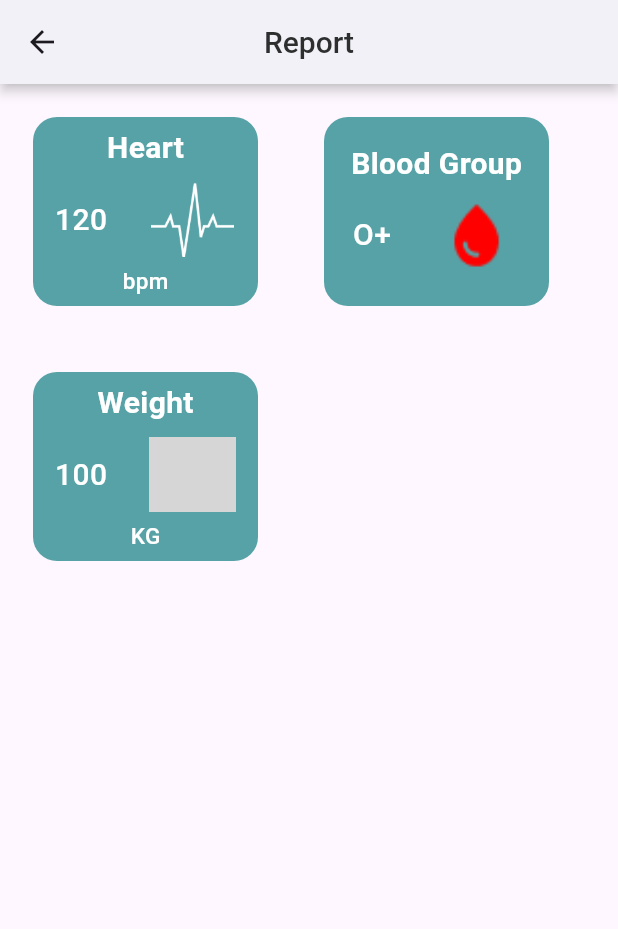
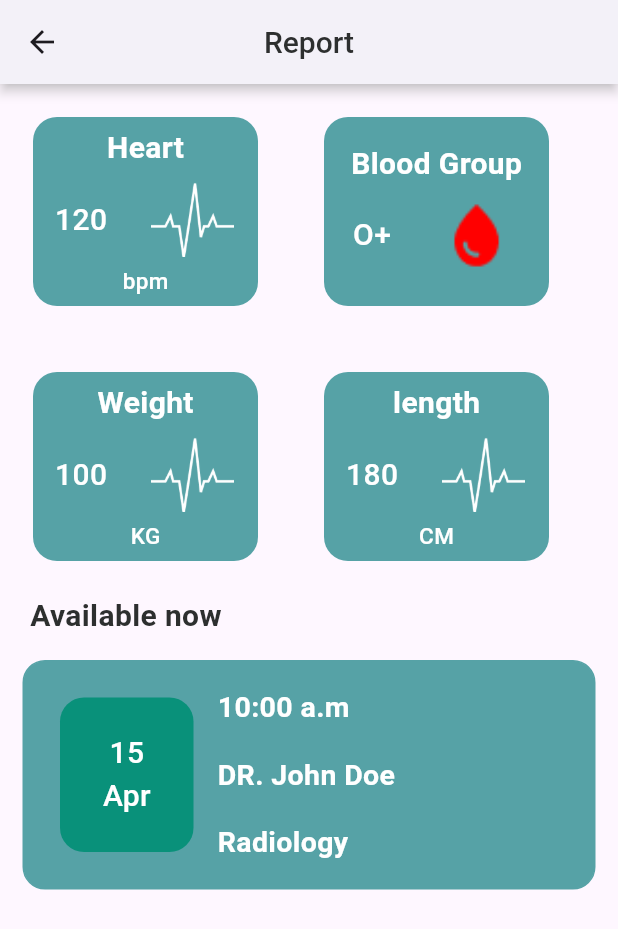
Before and after one commit to Rostomgh/MediDose-App, a Flutter app: the RaportP screen opened by its route, on a phone screen of 412 x 824 dp. Shown: the top 929 px of the screen. Run offline on Flutter 3.47's test engine with Material 3 defaults, Android fonts, the phone set to English and light mode, and no system bars; our stand-ins replace animated_splash_screen, bloc, eva_icons_flutter, flutter_bloc, flutter_svg, google_maps_flutter and 2 more; grey boxes are pictures that could not be loaded.

Commit message:
add card of appointment,last commit in raport screen

```diff
--- a/lib/core/Theme/AppColor.dart
+++ b/lib/core/Theme/AppColor.dart
@@ -7,5 +7,7 @@ class AppColors {
   static const secondry=Color(0xff56A2A6);
   static const black = Color(0xff2D2F2F);
   static const textcolor=Color(0xff2D2F2F);
+  static const date=Color.fromARGB(255, 9, 145, 122);
+
 
 }
--- a/lib/core/Theme/SizeBoxApp.dart
+++ b/lib/core/Theme/SizeBoxApp.dart
@@ -12,4 +12,5 @@ class AppSizes {
   static const double sizeprof = 4;
   static const double sizebsheet = 35;
   static const double sizewrap = 10;
+  static const double sizecard = 18;
 }
--- /dev/null
+++ b/lib/core/Widgets/CustomCardDate.dart
@@ -0,0 +1,83 @@
+import 'package:flutter/material.dart';
+import 'package:responsive_grid/responsive_grid.dart';
+import 'package:medi_dos_app/core/Theme/AppColor.dart';
+import 'package:medi_dos_app/core/Theme/SizeBoxApp.dart';
+import 'package:medi_dos_app/core/Widgets/CustomDate.dart';
+
+class CustomCardDate extends StatelessWidget {
+  final String drname;
+  final String time;
+  final String spc;
+
+  const CustomCardDate({
+    Key? key,
+    required this.time,
+    required this.drname,
+    required this.spc,
+  }) : super(key: key);
+
+  @override
+  Widget build(BuildContext context) {
+    return Padding(
+      padding: const EdgeInsets.all(15.0),
+      child: ResponsiveGridRow(
+        children: [
+          ResponsiveGridCol(
+            xs: 12,
+            child: Container(
+              padding: const EdgeInsets.all(16.0),
+              decoration: BoxDecoration(
+                borderRadius: BorderRadius.circular(15),
+                border: Border.all(color: AppColors.secondry),
+                color: AppColors.secondry,
+              ),
+              height: 153,
+              width: 350,
+              child: Row(
+                children: [
+                  const Padding(
+                    padding: EdgeInsets.all(8.0),
+                    child: CustomDate(date: '15', mounth: 'Apr'),
+                  ),
+                  const SizedBox(width: 8.0), // Adjust the space between image and text as needed
+                  Column(
+                    crossAxisAlignment: CrossAxisAlignment.start,
+                    mainAxisAlignment: MainAxisAlignment.center,
+                    children: [
+                      Text(
+                        time,
+                        style: const TextStyle(
+                          fontSize: 19,
+                          fontWeight: FontWeight.w600,
+                          color: Colors.white, // Changed to black for visibility
+                        ),
+                      ),
+                      const SizedBox(height: AppSizes.sizecard),
+                      Text(
+                        drname,
+                        style: const TextStyle(
+                          fontSize: 19,
+                          fontWeight: FontWeight.w600,
+                          color: Colors.white, // Changed to black for visibility
+                        ),
+                      ),
+                      const SizedBox(height: AppSizes.sizecard),
+                      Text(
+                        spc,
+                        style: const TextStyle(
+                          fontSize: 19,
+                          fontWeight: FontWeight.w600,
+                          color: Colors.white, // Changed to black for visibility
+                        ),
+                      ),
+                    ],
+                  ),
+                ],
+              ),
+            ),
+          ),
+        ],
+      ),
+    );
+  }
+}
--- /dev/null
+++ b/lib/core/Widgets/CustomDate.dart
@@ -0,0 +1,36 @@
+import 'package:flutter/material.dart';
+import 'package:medi_dos_app/core/Theme/AppColor.dart';
+
+class CustomDate extends StatelessWidget {
+  final String date;
+  final String mounth;
+  const CustomDate({super.key, required this.date, required this.mounth});
+
+  @override
+  Widget build(BuildContext context) {
+    return Container(
+        width: 89,
+        height: 108,
+        decoration: BoxDecoration(
+            color: AppColors.date, borderRadius: BorderRadius.circular(16)),
+        child: Column(
+          mainAxisAlignment: MainAxisAlignment.center,
+          children: [
+            Text(
+              date,
+              style: const TextStyle(
+                  fontSize: 20,
+                  fontWeight: FontWeight.w500,
+                  color: Colors.white),
+            ),
+            Text(
+              mounth,
+              style: const TextStyle(
+                  fontSize: 20,
+                  fontWeight: FontWeight.w500,
+                  color: Colors.white),
+            )
+          ],
+        ));
+  }
+}
--- a/lib/features/Screen/Home/HomeScreen.dart
+++ b/lib/features/Screen/Home/HomeScreen.dart
@@ -32,11 +32,11 @@ class _HomePState extends State<HomeP> {
             const CategoryScreen(),
             const SizedBox(height: 20),
             const Padding(
-              padding: EdgeInsets.symmetric(horizontal: 8.0),
+              padding: EdgeInsets.symmetric(horizontal: 20.0),
               child: Text(
                 'Available now',
                 style: TextStyle(
-                  fontWeight: FontWeight.w500,
+                  fontWeight: FontWeight.w600,
                   fontSize: 20,
                   color: AppColors.black,
                 ),
--- a/lib/features/Screen/Home/RaportScreen.dart
+++ b/lib/features/Screen/Home/RaportScreen.dart
@@ -1,6 +1,6 @@
 import 'package:flutter/material.dart';
 import 'package:medi_dos_app/core/Theme/AppColor.dart';
-import 'package:medi_dos_app/core/Theme/SizeBoxApp.dart';
+import 'package:medi_dos_app/core/Widgets/CustomCardDate.dart';
 import 'package:medi_dos_app/core/Widgets/CustomContainerRaport.dart';
 
 class RaportP extends StatefulWidget {
@@ -27,7 +27,9 @@ class _RaportPState extends State<RaportP> {
         ),
         centerTitle: true,
       ),
-      body: const Wrap(
+      body: const Column(
+        children: [
+          Wrap(
             children: [
               CustomRaportC(
                 title: 'Heart',
@@ -43,8 +45,33 @@ class _RaportPState extends State<RaportP> {
               CustomRaportC(
                 title: 'Weight',
                 Stitle: '100',
-            img: 'assets/raport/temp.png',
+                img: 'assets/raport/bpm.png',
                 unit: 'KG',
+              ),
+              CustomRaportC(
+                title: 'length',
+                Stitle: '180',
+                img: 'assets/raport/bpm.png',
+                unit: 'CM',
+              ),
+              const SizedBox(height: 20),
+              Padding(
+                padding: EdgeInsets.symmetric(horizontal: 20.0),
+                child: Text(
+                  'Available now',
+                  style: TextStyle(
+                    fontWeight: FontWeight.w600,
+                    fontSize: 20,
+                    color: AppColors.black,
+                  ),
+                ),
+              ),
+              CustomCardDate(
+                drname: 'DR. John Doe',
+                spc: 'Radiology',
+                time: '10:00 a.m',
+              ),
+            ],
           ),
         ],
       ),
```
Lines whose indentation alone changed are shown as unchanged.
